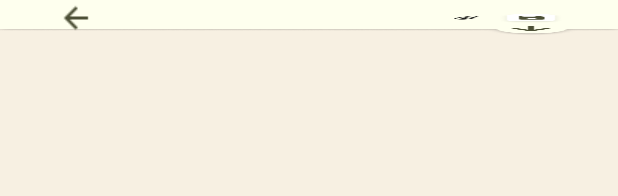
After one commit to haveasip-and-code/Zen-Diary, an Android app: the layout fragment_store.xml on its own in the app's theme, with its tools: preview values and no code run, on a phone screen of 412 x 824 dp. The commit adds this screen. Shown: the top 196 px of the screen. Run offline under Robolectric (Android 15) with nearby library versions, the phone set to English and light mode, and no system bars.

Commit message:
Initial store

```diff
--- a/app/src/main/java/com/example/zendiary/ui/home/HomeFragment.kt
+++ b/app/src/main/java/com/example/zendiary/ui/home/HomeFragment.kt
@@ -87,8 +87,11 @@ class HomeFragment : Fragment() {
                     // Get other details of the note
                     val header = entrySnapshot.child("header").getValue(String::class.java) ?: "Header"
                     val previewText = entrySnapshot.child("text").getValue(String::class.java) ?: "No text available"
-                    val date = entrySnapshot.child("date").getValue(String::class.java) ?: "Unknown Date"
+                    val dateTime = entrySnapshot.child("date").getValue(String::class.java) ?: "Unknown Date"
                     val imageUrl = entrySnapshot.child("imageUrl").getValue(String::class.java)
+
+                    // Extract only the date part (e.g., "2024-11-17") from the datetime string
+                    val date = dateTime.substringBefore("T") // Safely extracts the part before 'T'
 
                     // Add the fetched note to the list, now including the entryId
                     notes.add(Note(header, previewText, date, imageUrl, entryId))
--- a/app/src/main/res/layout/fragment_home.xml
+++ b/app/src/main/res/layout/fragment_home.xml
@@ -114,9 +114,9 @@
     <androidx.recyclerview.widget.RecyclerView
         android:id="@+id/recycler_view_notes"
         android:layout_width="match_parent"
-        android:layout_height="400dp"
-        android:layout_marginTop="-10dp"
-        android:layout_marginBottom="20dp"
+        android:layout_height="350dp"
+        android:layout_marginTop="0dp"
+        android:layout_marginBottom="60dp"
         android:clipToPadding="false"
         android:padding="8dp"
         android:scrollbars="vertical"
--- /dev/null
+++ b/app/src/main/res/layout/fragment_store.xml
@@ -0,0 +1,36 @@
+<?xml version="1.0" encoding="utf-8"?>
+<LinearLayout xmlns:android="http://schemas.android.com/apk/res/android"
+    xmlns:tools="http://schemas.android.com/tools"
+    android:layout_width="match_parent"
+    android:layout_height="match_parent"
+    xmlns:app="http://schemas.android.com/apk/res-auto"
+    android:orientation="vertical"
+    android:background="@color/primary_background"
+    tools:context=".ui.journal.JournalFragment">
+
+    <androidx.constraintlayout.widget.ConstraintLayout
+        android:id="@+id/top_toolbar"
+        android:layout_width="match_parent"
+        android:layout_height="wrap_content"
+        android:orientation="vertical"
+        android:background="@drawable/bg_top_toolbar_journal">
+
+                <ImageButton
+                    android:id="@+id/backButtonProfileEdit"
+                    android:layout_width="wrap_content"
+                    android:layout_height="wrap_content"
+                    android:background="@null"
+                    app:layout_constraintBottom_toBottomOf="parent"
+                    app:layout_constraintEnd_toEndOf="parent"
+                    app:layout_constraintStart_toStartOf="parent"
+                    app:layout_constraintTop_toTopOf="parent"
+                    app:layout_constraintHorizontal_bias="0.1"
+                    app:layout_constraintVertical_bias="0.065"
+                    app:srcCompat="@drawable/arrow_back" />
+
+
+
+    </androidx.constraintlayout.widget.ConstraintLayout>
+
+
+</LinearLayout>
```
